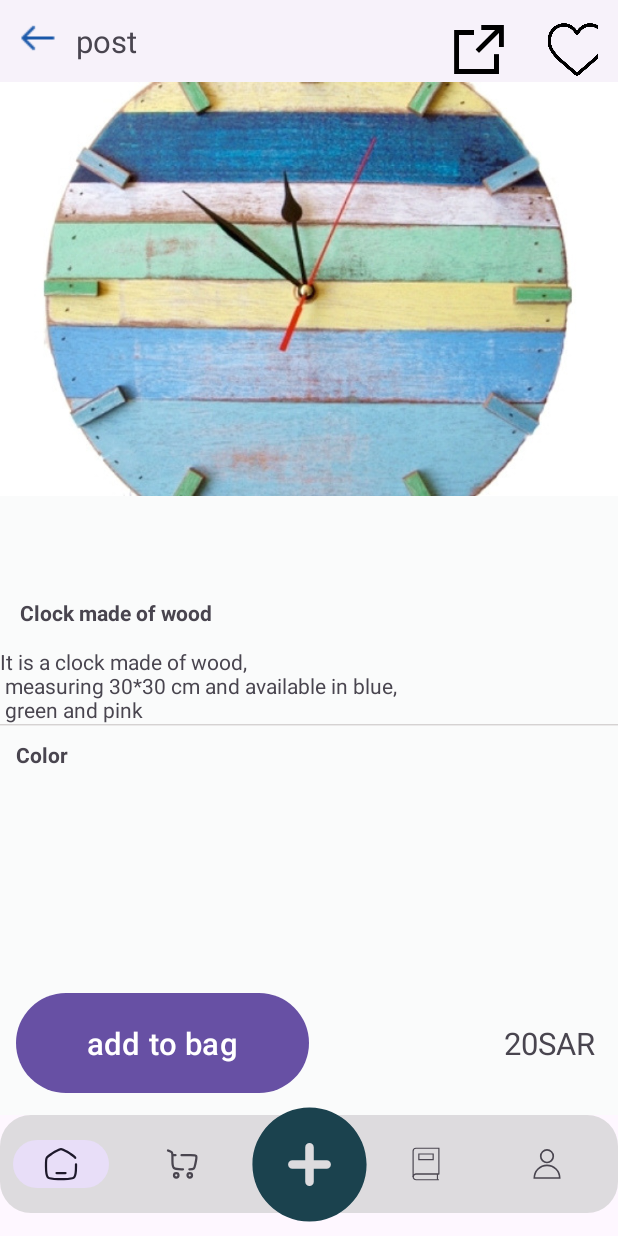
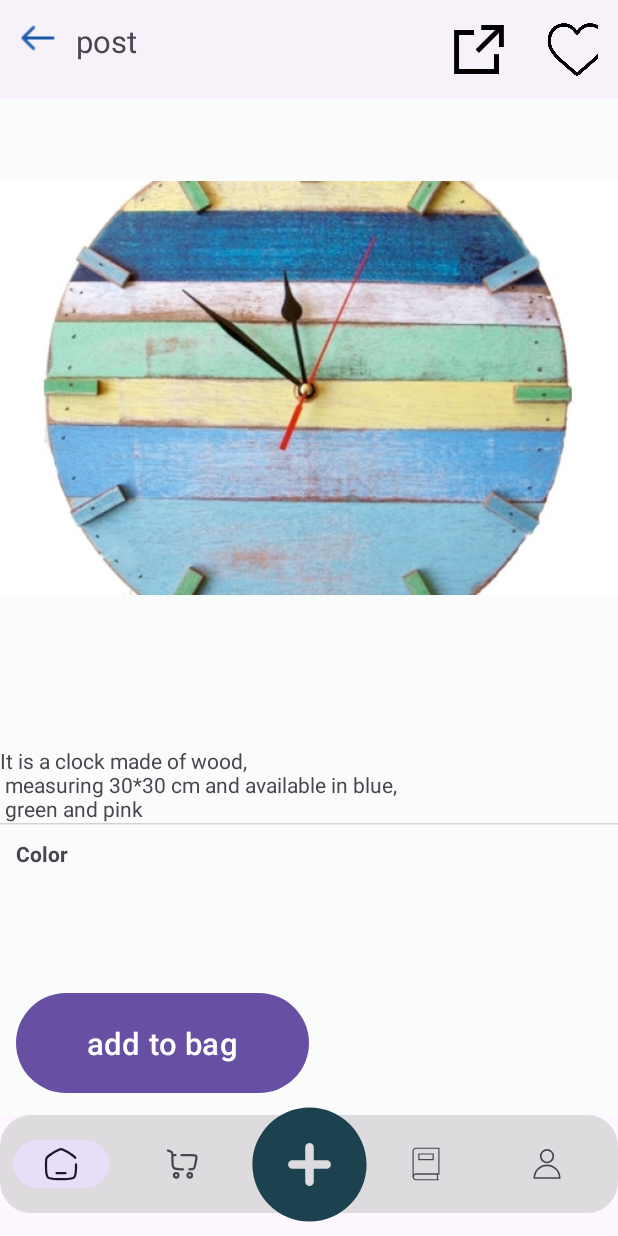
Before and after one commit to Abdullah-Amin/Recycle-It-v2, an Android app: the PostFragment screen opened through its navigation route, on a phone screen of 412 x 824 dp. Run offline under Robolectric (Android 15) with nearby library versions, the phone set to English and light mode, and no system bars; our stand-ins replace Firebase (no records; nobody signed in at launch, a user with empty details on screens opened directly), data binding, navigation-ui, sdp/ssp sizes; 4 statements that could not run were skipped.

Commit message:
handele post type

```diff
--- a/app/src/main/java/com/example/recycleit/views/PostFragment.java
+++ /dev/null
@@ -1,39 +0,0 @@
-package com.example.recycleit.views;
-
-import android.os.Bundle;
-
-import androidx.annotation.NonNull;
-import androidx.annotation.Nullable;
-import androidx.fragment.app.Fragment;
-
-import android.view.LayoutInflater;
-import android.view.View;
-import android.view.ViewGroup;
-
-import com.example.recycleit.R;
-import com.example.recycleit.databinding.FragmentPostBinding;
-
-public class PostFragment extends Fragment {
-
-
-    FragmentPostBinding binding;
-    @Override
-    public View onCreateView(LayoutInflater inflater, ViewGroup container,
-                             Bundle savedInstanceState) {
-        // Inflate the layout for this fragment
-binding=FragmentPostBinding.inflate(inflater,container,false);
-    return binding.getRoot();
-    }
-
-    @Override
-    public void onViewCreated(@NonNull View view, @Nullable Bundle savedInstanceState) {
-        super.onViewCreated(view, savedInstanceState);
-
-        binding.imArrowBack.setOnClickListener(new View.OnClickListener() {
-            @Override
-            public void onClick(View v) {
-                requireActivity().finish();
-            }
-        });
-    }
-}
--- a/app/src/main/java/com/example/recycleit/views/auth/SharedPreferenceManager.java
+++ b/app/src/main/java/com/example/recycleit/views/auth/SharedPreferenceManager.java
@@ -8,6 +8,9 @@ public class SharedPreferenceManager {
 
     private static final String TYPE = "email";
     private static final String ADD_KEY = "key";
+    private static final String ADD_POST_IMAGE = "image";
+    private static final String ADD_POST_PRICE = "price";
+    private static final String ADD_POST_DESCR = "description";
 
 
 
@@ -18,7 +21,32 @@ public class SharedPreferenceManager {
 
     public String getType(Context context) {
         return getSharedPreferences(context).getString(TYPE, null);
-    } public String getAddKey(Context context) {
+    }
+    public String getAddPostImage(Context context) {
+        return getSharedPreferences(context).getString(ADD_POST_IMAGE, null);
+    }
+
+    public void setAddPostImage(Context context, String image) {
+        SharedPreferences.Editor editor = getSharedPreferences(context).edit();
+        editor.putString(ADD_POST_IMAGE, image);
+        editor.apply();
+    }    public String getAddPostPrice(Context context) {
+        return getSharedPreferences(context).getString(ADD_POST_PRICE, null);
+    }
+
+    public void setAddPostPrice(Context context, String price) {
+        SharedPreferences.Editor editor = getSharedPreferences(context).edit();
+        editor.putString(ADD_POST_PRICE, price);
+        editor.apply();
+    }    public String getAddPostDescr(Context context) {
+        return getSharedPreferences(context).getString(ADD_POST_DESCR, null);
+    }
+
+    public void setAddPostDescr(Context context, String desc) {
+        SharedPreferences.Editor editor = getSharedPreferences(context).edit();
+        editor.putString(ADD_POST_DESCR, desc);
+        editor.apply();
+    }    public String getAddKey(Context context) {
         return getSharedPreferences(context).getString(ADD_KEY, null);
     }
 
@@ -26,7 +54,8 @@ public class SharedPreferenceManager {
         SharedPreferences.Editor editor = getSharedPreferences(context).edit();
         editor.putString(TYPE, type);
         editor.apply();
-    }  public void setAddKey(Context context, String key) {
+    }
+    public void setAddKey(Context context, String key) {
         SharedPreferences.Editor editor = getSharedPreferences(context).edit();
         editor.putString(ADD_KEY, key);
         editor.apply();
--- a/app/src/main/java/com/example/recycleit/views/view/home/HomeFragment.java
+++ b/app/src/main/java/com/example/recycleit/views/view/home/HomeFragment.java
@@ -160,8 +160,7 @@ public class HomeFragment extends Fragment {
 //
 //    }
 
-    public void search(String textInput)
-    {
+    public void search(String textInput) {
         ArrayList<PostItem> postList1=new ArrayList<>();
         for (PostItem postItem:postList)
         {
--- /dev/null
+++ b/app/src/main/java/com/example/recycleit/views/view/home/PostFragment.java
@@ -0,0 +1,74 @@
+package com.example.recycleit.views.view.home;
+
+import android.os.Bundle;
+
+import androidx.annotation.NonNull;
+import androidx.annotation.Nullable;
+import androidx.fragment.app.Fragment;
+import androidx.navigation.Navigation;
+
+import android.view.LayoutInflater;
+import android.view.View;
+import android.view.ViewGroup;
+import android.widget.Toast;
+
+import com.bumptech.glide.Glide;
+import com.example.recycleit.R;
+import com.example.recycleit.databinding.FragmentPostBinding;
+import com.example.recycleit.views.auth.SharedPreferenceManager;
+
+public class PostFragment extends Fragment {
+
+
+    FragmentPostBinding binding;
+    SharedPreferenceManager manager=new SharedPreferenceManager();
+    @Override
+    public View onCreateView(LayoutInflater inflater, ViewGroup container,
+                             Bundle savedInstanceState) {
+        // Inflate the layout for this fragment
+binding=FragmentPostBinding.inflate(inflater,container,false);
+    return binding.getRoot();
+    }
+
+    @Override
+    public void onViewCreated(@NonNull View view, @Nullable Bundle savedInstanceState) {
+        super.onViewCreated(view, savedInstanceState);
+        binding.itHeader.setText(manager.getAddPostDescr(getContext()));
+        binding.tvPrice.setText(manager.getAddPostPrice(getContext()));
+        Glide
+                .with(getContext())
+                .load(manager.getAddPostImage(getContext()))
+                .placeholder(R.drawable.wwwww)
+                .into(binding.imagePindind);
+        binding.imArrowBack.setOnClickListener(new View.OnClickListener() {
+            @Override
+            public void onClick(View v) {
+                Navigation.findNavController(v).navigate(R.id.action_postFragment2_to_navigation_homeFragment);
+
+            }
+        });
+        binding.imHeart.setOnClickListener(new View.OnClickListener() {
+            @Override
+            public void onClick(View v) {
+                Toast.makeText(requireActivity(),"soon we will add this feature  ",Toast.LENGTH_LONG);
+            }
+        });
+        binding.imagePindind.setOnClickListener(new View.OnClickListener() {
+            @Override
+            public void onClick(View v) {
+//                Navigation.findNavController(v).navigate(R.id.action_postFragment2_to_navigation_homeFragment);
+                Toast.makeText(requireActivity(),"soon we will add this feature  ",Toast.LENGTH_LONG);
+            }
+        });
+        binding.addToBag.setOnClickListener(new View.OnClickListener() {
+            @Override
+            public void onClick(View v) {
+                //send data to your bag
+                Toast.makeText(requireActivity(),"post add ",Toast.LENGTH_LONG);
+
+
+                Navigation.findNavController(v).navigate(R.id.action_postFragment2_to_navigation_homeFragment);
+            }
+        });
+    }
+}
--- a/app/src/main/res/layout/fragment_my_bag.xml
+++ b/app/src/main/res/layout/fragment_my_bag.xml
@@ -5,7 +5,7 @@
     android:layout_height="match_parent"
     xmlns:app="http://schemas.android.com/apk/res-auto"
     android:background="@color/background_purple"
-    tools:context=".views.MyBagFragment">
+    tools:context=".views.view.mybag.MyBagFragment">
 
     <androidx.constraintlayout.widget.ConstraintLayout
         android:id="@+id/topLayout"
--- a/app/src/main/res/layout/fragment_post.xml
+++ b/app/src/main/res/layout/fragment_post.xml
@@ -11,15 +11,16 @@
         android:layout_width="match_parent"
         android:layout_height="match_parent"
         android:background="#FAFBFB"
-        tools:context=".views.PostFragment">
+        tools:context=".views.view.home.PostFragment">
 
         <com.google.android.material.navigation.NavigationView
+            android:id="@+id/navigation_view"
             app:layout_constraintTop_toTopOf="parent"
             android:layout_width="match_parent"
             android:layout_height="wrap_content"
-            android:id="@+id/nav_View">
-
+>
             <LinearLayout
+                android:id="@+id/linear_navigationView"
                 android:padding="@dimen/_10sdp"
                 android:orientation="horizontal"
                 android:layout_width="match_parent"
@@ -45,6 +46,7 @@
                     android:layout_height="@dimen/_30sdp" />
 
                 <ImageView
+                    android:id="@+id/im_heart"
                     android:layout_width="@dimen/_50sdp"
                     android:src="@drawable/heart"
                     android:layout_height="@dimen/_30sdp" />
@@ -54,15 +56,16 @@
         </com.google.android.material.navigation.NavigationView>
 
         <ImageView
-            app:layout_constraintTop_toTopOf="@+id/nav_View"
+            app:layout_constraintStart_toStartOf="parent"
+            app:layout_constraintTop_toBottomOf="@+id/navigation_view"
             android:layout_width="match_parent"
             android:layout_height="wrap_content"
             android:src="@drawable/wwwww"
-            android:id="@+id/image" />
+            android:id="@+id/image_pindind" />
 
         <TextView
             android:id="@+id/it_header"
-            app:layout_constraintTop_toBottomOf="@+id/image"
+            app:layout_constraintTop_toBottomOf="@+id/image_pindind"
             app:layout_constraintStart_toStartOf="parent"
             android:layout_width="wrap_content"
             android:layout_height="wrap_content"
@@ -123,6 +126,7 @@
             android:layout_height="wrap_content">
 
             <Button
+                android:id="@+id/add_to_bag"
                 android:padding="@dimen/_15sdp"
                 android:text="@string/add_to_bag"
                 android:textSize="@dimen/_16sdp"
@@ -130,6 +134,7 @@
                 android:layout_height="wrap_content" />
 
             <TextView
+                android:id="@+id/tv_price"
                 android:layout_width="wrap_content"
                 android:layout_height="wrap_content"
                 android:textSize="@dimen/_16sdp"
--- a/app/src/main/res/navigation/nav_graph.xml
+++ b/app/src/main/res/navigation/nav_graph.xml
@@ -25,7 +25,7 @@
     </fragment>
     <fragment
         android:id="@+id/navigation_myBagFragment"
-        android:name="com.example.recycleit.views.MyBagFragment"
+        android:name="com.example.recycleit.views.view.mybag.MyBagFragment"
         android:label="fragment_my_bag"
         tools:layout="@layout/fragment_my_bag" >
         <action
@@ -93,8 +93,12 @@
     </fragment>
     <fragment
         android:id="@+id/postFragment2"
-        android:name="com.example.recycleit.views.PostFragment"
+        android:name="com.example.recycleit.views.view.home.PostFragment"
         android:label="fragment_post"
-        tools:layout="@layout/fragment_post" />
+        tools:layout="@layout/fragment_post" >
+        <action
+            android:id="@+id/action_postFragment2_to_navigation_homeFragment"
+            app:destination="@id/navigation_homeFragment" />
+    </fragment>
 
 </navigation>
--- a/app/src/main/res/navigation/profile_nav.xml
+++ b/app/src/main/res/navigation/profile_nav.xml
@@ -26,7 +26,7 @@
         tools:layout="@layout/fragment_address" />
     <fragment
         android:id="@+id/postFragment"
-        android:name="com.example.recycleit.views.PostFragment"
+        android:name="com.example.recycleit.views.view.home.PostFragment"
         android:label="fragment_post"
         tools:layout="@layout/fragment_post" />
     <fragment
```
Also changed, not shown: app/src/main/java/com/example/recycleit/views/adapter/HomePostAdapter.java (+14 -9 lines), app/src/main/java/com/example/recycleit/views/model/firebase/MyBag.java (added, +21 -0 lines), app/src/main/java/com/example/recycleit/views/view/mybag/MyBagFragment.java (renamed from app/src/main/java/com/example/recycleit/views/MyBagFragment.java, +16 -2 lines).
